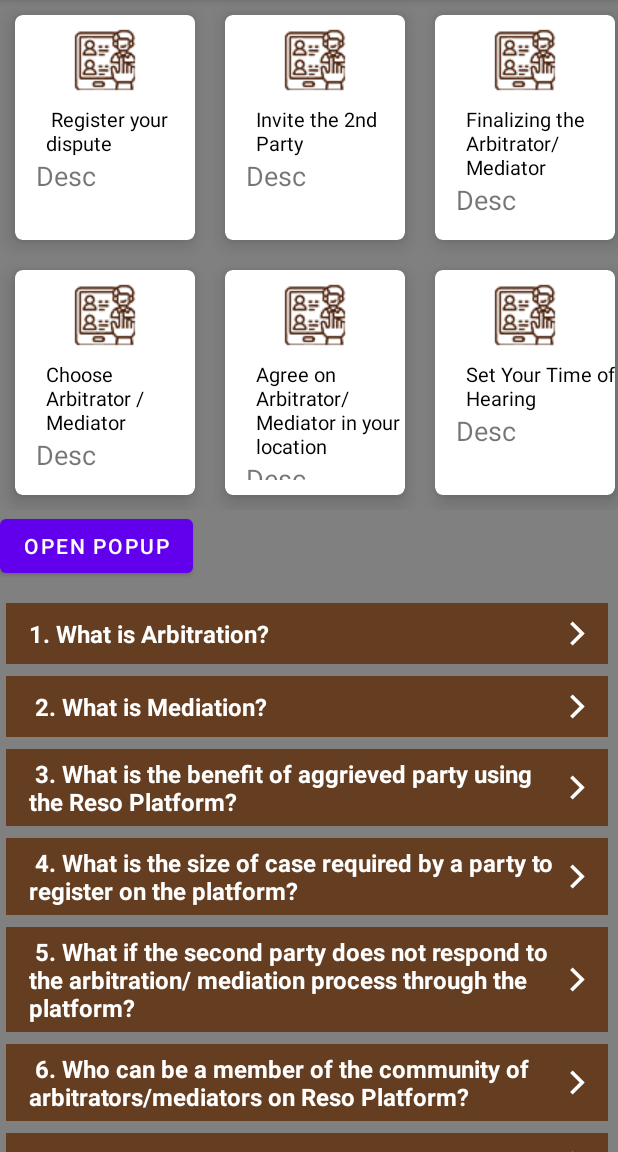
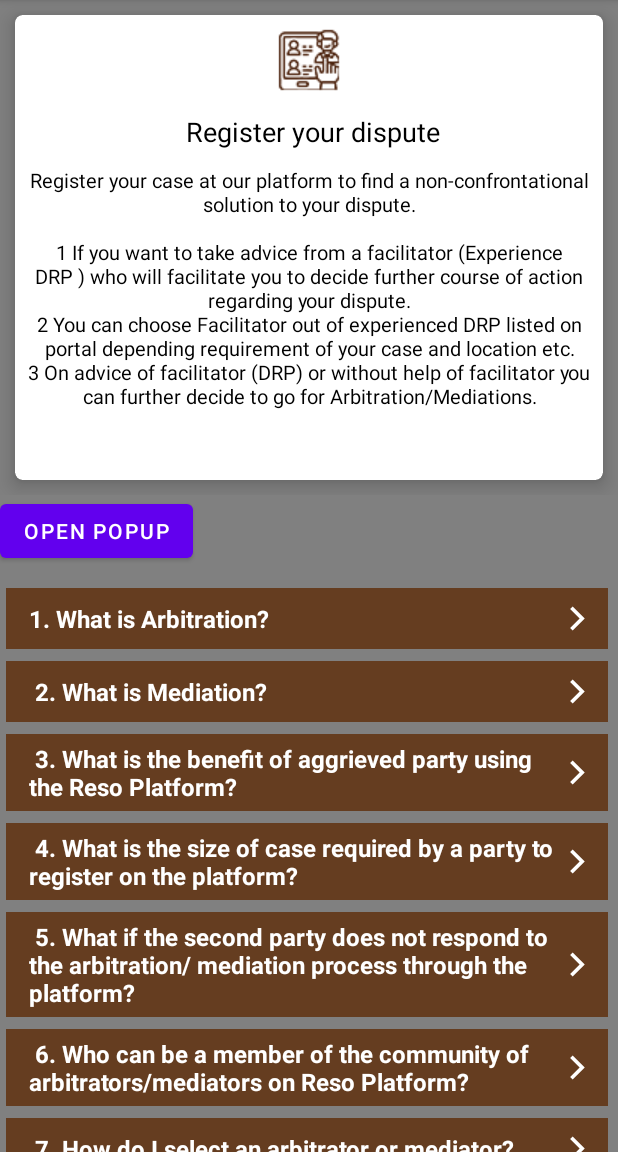
Before and after one commit to sahilrajgupta/reso_works, an Android app: the screen it shows after launch (MainActivity), on a phone screen of 412 x 824 dp, the part 84-1236 px from its top. Run offline under Robolectric (Android 15) with nearby library versions, the phone set to English and light mode, and no system bars.

Commit message:
sliding card

```diff
--- a/app/src/main/java/com/example/reso_works/MainActivity.kt
+++ b/app/src/main/java/com/example/reso_works/MainActivity.kt
@@ -40,7 +40,7 @@
 
         val gridList = generateGridList()
         popup.adapter = PopUpGrid(gridList)
-        popup.layoutManager = GridLayoutManager(this, 2,GridLayoutManager.HORIZONTAL,false)
+        popup.layoutManager = GridLayoutManager(this, 1,GridLayoutManager.HORIZONTAL,false)
         popup.setHasFixedSize(true)
     }
 
--- a/app/src/main/java/com/example/reso_works/PopUpGrid.kt
+++ b/app/src/main/java/com/example/reso_works/PopUpGrid.kt
@@ -18,7 +18,7 @@
     override fun onBindViewHolder(holder: ViewHolder, position: Int) {
         var currentItem = faq_list[position]
         holder.title.setText(currentItem.title)
-        //holder.desc.setText(currentItem.desc)
+        holder.desc.setText(currentItem.desc)
     }
 
     override fun getItemCount() = faq_list.size
--- a/app/src/main/res/layout/grid_item.xml
+++ b/app/src/main/res/layout/grid_item.xml
@@ -1,9 +1,8 @@
 <?xml version="1.0" encoding="utf-8"?>
 <androidx.cardview.widget.CardView
     xmlns:android="http://schemas.android.com/apk/res/android"
-    android:layout_width="wrap_content"
-    android:layout_height="150dp"
-
+    android:layout_width="match_parent"
+    android:layout_height="310dp"
     xmlns:app="http://schemas.android.com/apk/res-auto"
     app:cardCornerRadius="5dp"
     app:cardBackgroundColor="@android:color/white"
@@ -13,7 +12,7 @@
 
     <LinearLayout
         android:id="@+id/click"
-        android:layout_width="120dp"
+        android:layout_width="match_parent"
         android:layout_height="wrap_content"
         android:layout_gravity="center_horizontal"
         android:orientation="vertical">
@@ -31,22 +30,23 @@
             android:id="@+id/title"
             android:layout_width="match_parent"
             android:layout_height="wrap_content"
-            android:layout_marginLeft="14dp"
             android:layout_gravity="center_horizontal"
             android:text="Register Your Dispute"
+            android:textAlignment="center"
+            android:padding="5dp"
             android:textColor="@android:color/black"
-            android:textSize="13dp" />
+            android:textSize="18dp" />
 
         <TextView
             android:id="@+id/desc"
             android:layout_width="match_parent"
             android:layout_height="wrap_content"
-
-            android:layout_marginLeft="14dp"
-            android:layout_marginRight="10dp"
-            android:layout_marginBottom="10dp"
+            android:textAlignment="center"
+            android:padding="5dp"
+            android:layout_gravity="center_horizontal"
+            android:textColor="@color/black"
             android:text="Desc"
-            android:textSize="18dp" />
+            android:textSize="13dp" />
 
     </LinearLayout>
 </androidx.cardview.widget.CardView>
```
